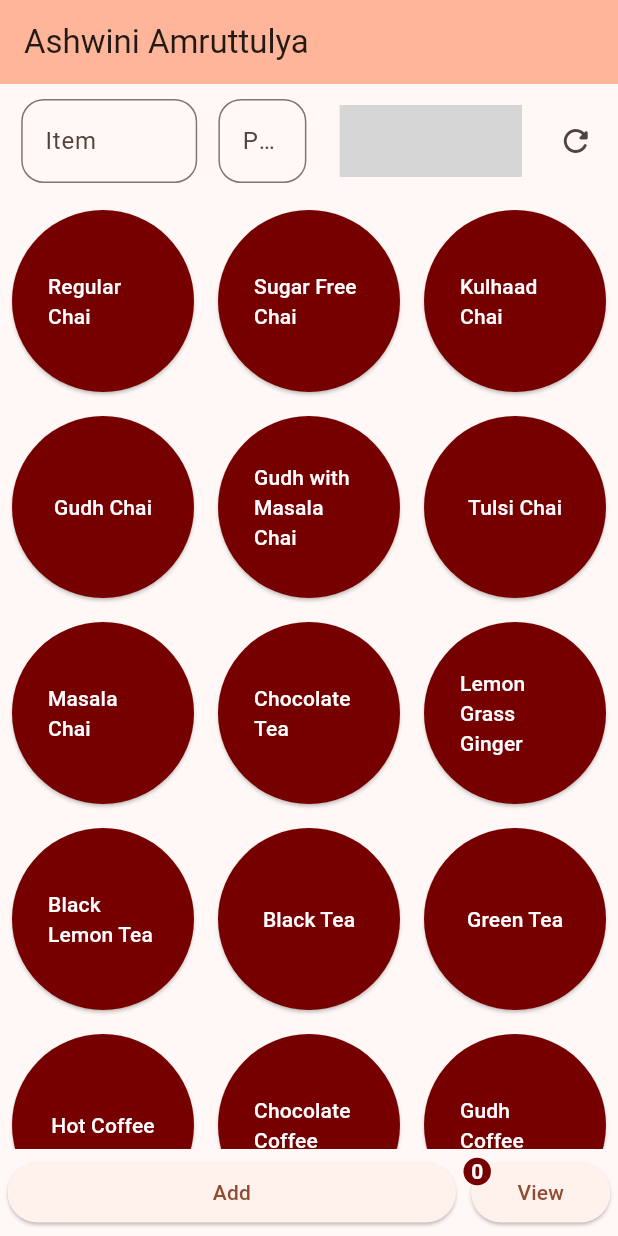
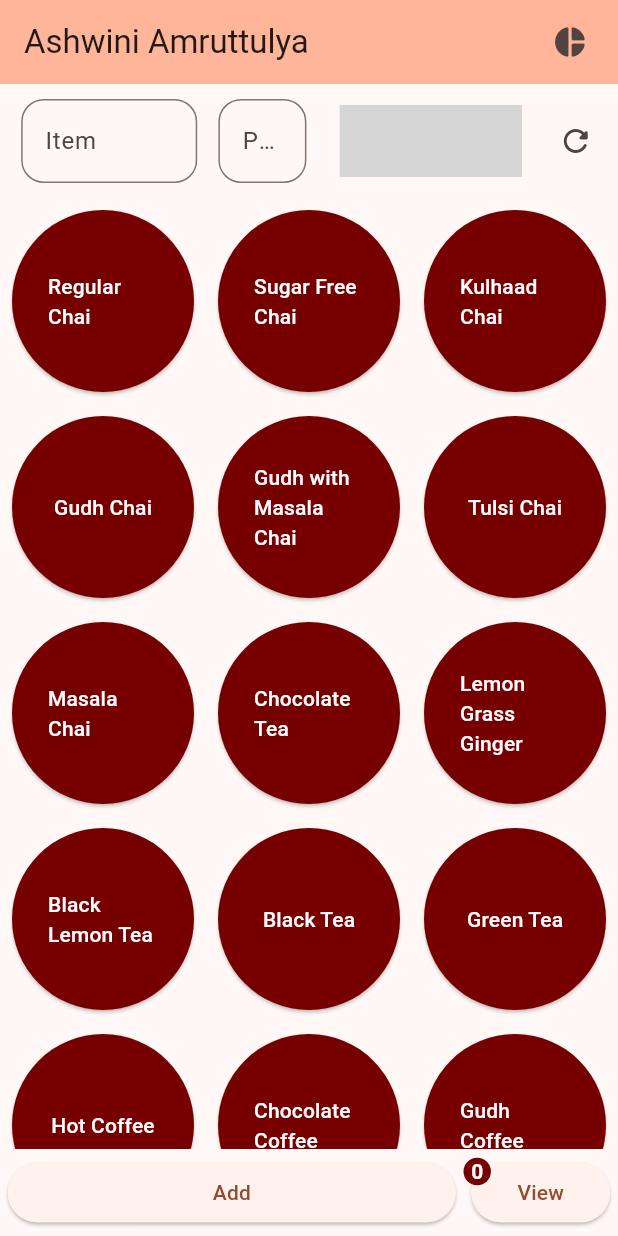
Before and after one commit to NishantWankhade/Amruttulya, a Flutter app: the screen it shows after launch, on a phone screen of 412 x 824 dp. Run offline on Flutter 3.47's test engine with Material 2 defaults, Android fonts, the phone set to English and light mode, and no system bars; our stand-ins replace permission_handler, syncfusion_flutter_charts; missing offline and left inert: excel, number_inc_dec; grey boxes are pictures that could not be loaded.

Commit message:
PieChart added

```diff
--- a/lib/Global/variables.dart
+++ b/lib/Global/variables.dart
@@ -1,7 +1,7 @@
 import '../classes/itm.dart';
 
 ///List of all the Fixed Items
-var itmList = {
+var itmAndPrice = {
   "Regular Chai": 10,
   "Sugar Free Chai": 15,
   "Kulhaad Chai": 15,
@@ -39,5 +39,5 @@
   9: "Sep",
   10: "Oct",
   11: "Nov",
-  12: "Dec"
+  12: "Dec",
 };
--- a/lib/UIs/itemscreen.dart
+++ b/lib/UIs/itemscreen.dart
@@ -291,7 +291,7 @@
                   ? 5
                   : 3,
         ),
-        itemCount: itmList.length,
+        itemCount: itmAndPrice.length,
         itemBuilder: (BuildContext context, int index) {
           return Padding(
             padding: const EdgeInsets.all(8.0),
@@ -304,10 +304,10 @@
                   Color(0xFFfefdff),
                 ), // Set text color of button 0xFF50221c,0xFFe0cacb
               ),
-              child: Text('${itmList.keys.elementAt(index)}'),
+              child: Text('${itmAndPrice.keys.elementAt(index)}'),
               onPressed: () {
-                itmName.text = itmList.keys.elementAt(index).toString();
-                price.text = itmList.values.elementAt(index).toString();
+                itmName.text = itmAndPrice.keys.elementAt(index).toString();
+                price.text = itmAndPrice.values.elementAt(index).toString();
               },
             ),
           );
--- a/lib/UIs/summary.dart
+++ b/lib/UIs/summary.dart
@@ -1,6 +1,4 @@
-import 'dart:io';
 import 'package:ashwini_amruttulya/excelProcess/addToExcel.dart';
-import 'package:excel/excel.dart';
 import 'package:flutter/material.dart';
 import 'package:ashwini_amruttulya/classes/itm.dart' as custom_item;
 import 'package:ashwini_amruttulya/Global/variables.dart';
--- a/lib/classes/itm.dart
+++ b/lib/classes/itm.dart
@@ -2,6 +2,6 @@
 ///This Class contains the details of the Items such as name, price and quantity
 class Item {
   late String itm_name;
-  late int itm_price;
+  int itm_price = 0;
   late int itm_qnt;
 }
--- a/lib/main.dart
+++ b/lib/main.dart
@@ -1,3 +1,4 @@
+import 'package:ashwini_amruttulya/UIs/pieChart.dart';
 import 'package:flutter/material.dart';
 import 'UIs/itemscreen.dart';
 
@@ -11,12 +12,12 @@
   @override
   Widget build(BuildContext context) {
     return MaterialApp(
-      title: 'Flutter Demo',
+      title: 'Amruttulya',
       theme: ThemeData(
         colorScheme: ColorScheme.fromSeed(seedColor: Colors.brown),
         useMaterial3: true,
       ),
-      home: const MyHomePage(title: 'Ashwini Amruttulya'),
+      home: MyHomePage(title: 'Ashwini Amruttulya'),
       debugShowCheckedModeBanner: false,
     );
   }
@@ -38,6 +39,22 @@
       appBar: AppBar(
         backgroundColor: Theme.of(context).colorScheme.inversePrimary,
         title: Text(widget.title),
+        actions: [
+          Padding(
+            padding: const EdgeInsets.all(8.0),
+            child: IconButton(
+              onPressed: () {
+                Navigator.push(
+                  context,
+                  MaterialPageRoute(
+                    builder: (context) => PieChartPage(),
+                  ),
+                );
+              },
+              icon: Icon(Icons.pie_chart_rounded),
+            ),
+          ),
+        ],
       ),
       body: Center(
         child: ItemsScreen(),
```
Also changed, not shown: lib/UIs/pieChart.dart (added, +117 -0 lines), pubspec.yaml (+3 -5 lines), pubspec.lock.
